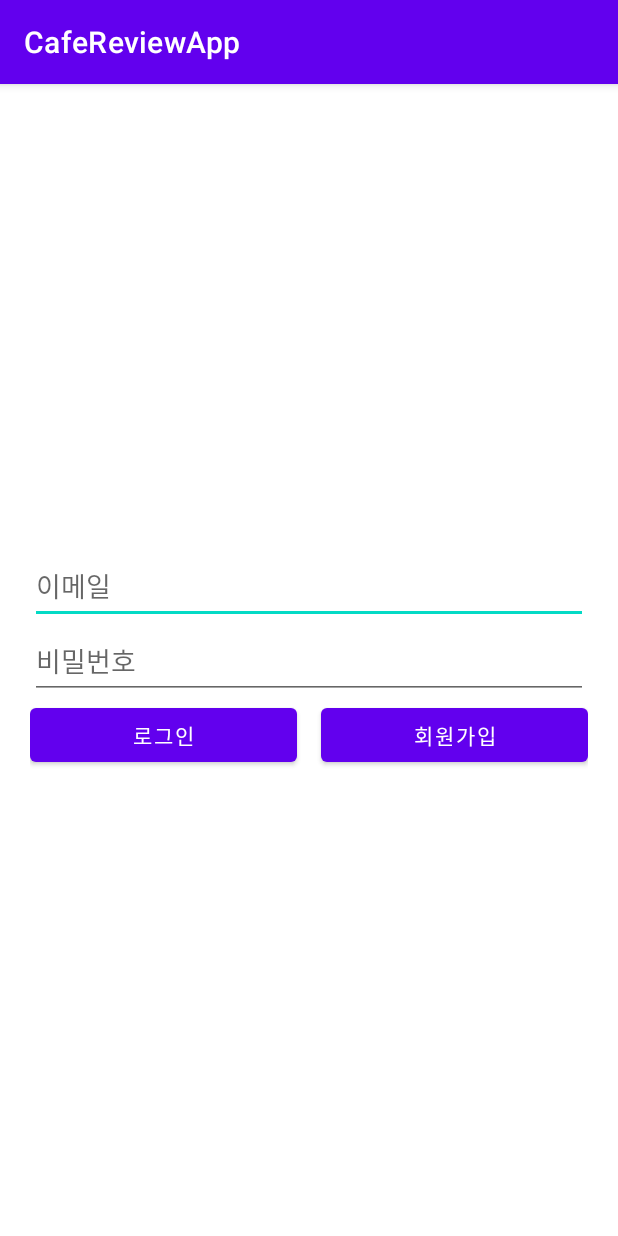
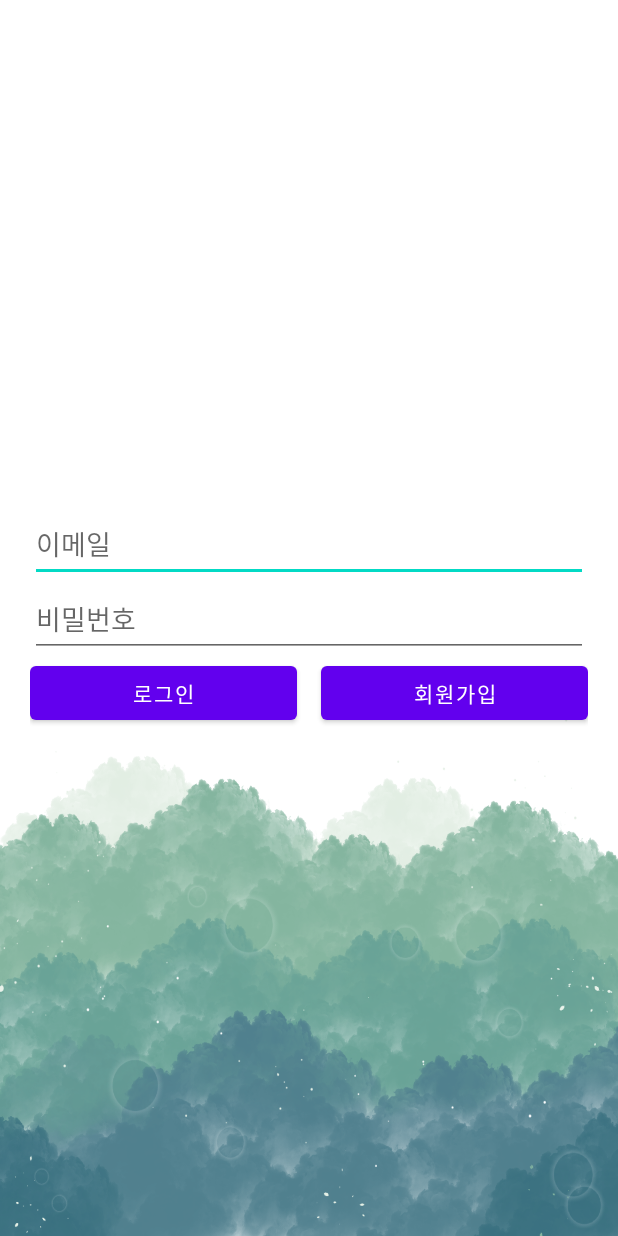
Before and after one commit to subinkim26/CafeReviewApp, an Android app: the screen it shows after launch (LoginActivity), on a phone screen of 412 x 824 dp. Run offline under Robolectric (Android 15) with nearby library versions, the phone set to English and light mode, and no system bars; our stand-ins replace Firebase (no records; nobody signed in at launch, a user with empty details on screens opened directly).

Commit message:
노액션바 추가

```diff
--- a/app/src/main/AndroidManifest.xml
+++ b/app/src/main/AndroidManifest.xml
@@ -10,7 +10,7 @@
         android:label="@string/app_name"
         android:roundIcon="@mipmap/ic_launcher_round"
         android:supportsRtl="true"
-        android:theme="@style/Theme.CafeReviewApp">
+        android:theme="@style/Theme.CafeReviewApp.NoActionBar">
         <activity android:name=".dessertActivity"></activity>
         <activity android:name=".studyActivity" />
         <activity android:name=".subActivity" />
--- /dev/null
+++ b/app/src/main/java/com/example/cafereviewapp/subActivity.java
@@ -0,0 +1,6 @@
+package com.example.cafereviewapp;
+
+import android.app.Activity;
+
+public class subActivity extends Activity {
+}
--- a/app/src/main/res/layout/activity_create_user.xml
+++ b/app/src/main/res/layout/activity_create_user.xml
@@ -8,6 +8,7 @@
     android:orientation="vertical"
     android:gravity="center"
     android:padding="20dp"
+    android:background="@drawable/background1"
     >
 
 
--- a/app/src/main/res/layout/activity_login.xml
+++ b/app/src/main/res/layout/activity_login.xml
@@ -7,7 +7,10 @@
     android:orientation="vertical"
     android:gravity="center"
     android:padding="20dp"
+    android:background="@drawable/background1"
     tools:context=".LoginActivity">
+
+
 
             <LinearLayout
                 android:layout_width="match_parent"
@@ -16,11 +19,11 @@
 
                 <EditText
                     android:id="@+id/edit_email"
-            android:hint="@string/email"
                     android:layout_width="match_parent"
                     android:layout_height="50dp"
-            android:inputType="text"
-            android:layout_gravity="center" />
+                    android:layout_gravity="center"
+                    android:hint="@string/email"
+                    android:inputType="text" />
                 <EditText
                     android:id="@+id/edit_password"
                     android:layout_width="match_parent"
@@ -29,8 +32,9 @@
                     android:hint="@string/password"
                     android:layout_gravity="center" />
 
+            </LinearLayout>
 
-    </LinearLayout>
+
 
         <LinearLayout
             android:layout_width="match_parent"
@@ -53,5 +57,4 @@
 
         </LinearLayout>
 
-
 </LinearLayout>
--- a/app/src/main/res/values/themes.xml
+++ b/app/src/main/res/values/themes.xml
@@ -13,4 +13,11 @@
         <item name="android:statusBarColor" tools:targetApi="l">?attr/colorPrimaryVariant</item>
         <!-- Customize your theme here. -->
     </style>
+
+    <style name="Theme.CafeReviewApp.NoActionBar">
+        <item name="windowActionBar">false</item>
+        <item name="windowNoTitle">true</item>
+
+    </style>
+
 </resources>
```
Also changed, not shown: app/src/main/res/drawable/background1.png (added), 1 other file. Lines whose indentation alone changed are shown as unchanged.
